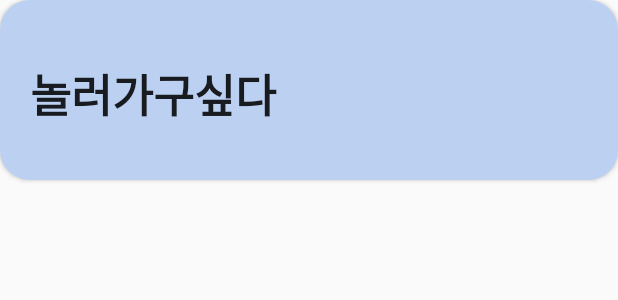
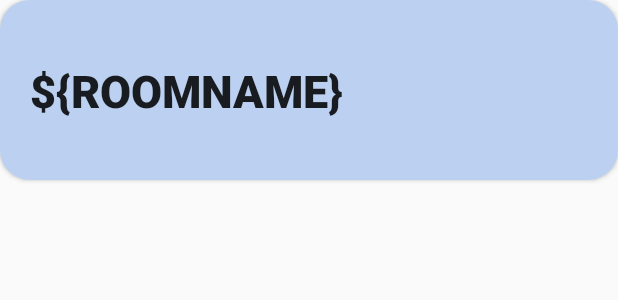
Before and after one commit to CareTravel/CareTravel, an Android app: the layout room_button.xml on its own in the app's theme, with its tools: preview values and no code run, on a phone screen of 412 x 824 dp. Shown: the top 300 px of the screen. Run offline under Robolectric (Android 15) with nearby library versions, the phone set to English and light mode, and no system bars.

Commit message:
아아아ㅏ

```diff
--- a/app/build.gradle.kts
+++ b/app/build.gradle.kts
@@ -47,6 +47,7 @@ dependencies {
     implementation("com.google.android.gms:play-services-maps:18.2.0")
     implementation("androidx.gridlayout:gridlayout:1.0.0")
     implementation("androidx.databinding:databinding-runtime:8.1.3")
+    implementation("com.google.firebase:firebase-firestore:24.9.1")
     testImplementation("junit:junit:4.13.2")
     androidTestImplementation("androidx.test.ext:junit:1.1.5")
     androidTestImplementation("androidx.test.espresso:espresso-core:3.5.1")
--- a/app/src/main/java/com/example/caretravel/RoomData.java
+++ b/app/src/main/java/com/example/caretravel/RoomData.java
@@ -38,4 +38,7 @@ public class RoomData {
         map.put("memo", memo);
         return map;
     }
+
+    public String getName() { return name; }
+    public void setName(String name) { name = name; }
 }
--- a/app/src/main/res/layout/room_button.xml
+++ b/app/src/main/res/layout/room_button.xml
@@ -3,7 +3,8 @@
     xmlns:tools="http://schemas.android.com/tools"
     android:layout_width="match_parent"
     android:layout_height="match_parent"
-    android:orientation="vertical">
+    android:orientation="vertical"
+    android:id="@+id/roomRegister_button">
     <!--여행 등록하기 화면에서의 하늘색 방 버튼-->
 
     <Button
@@ -11,7 +12,7 @@
         android:layout_width="match_parent"
         android:layout_height="120dp"
         android:background="@drawable/room"
-        android:text="놀러가구싶다"
+        android:text="${roomName}"
         android:textStyle="bold"
         android:gravity="start"
         android:paddingTop="40dp"
```
Also changed, not shown: app/src/main/java/com/example/caretravel/activity_register.java (+66 -28 lines), app/src/main/java/com/example/caretravel/nameHolder.java (added, +25 -0 lines).
